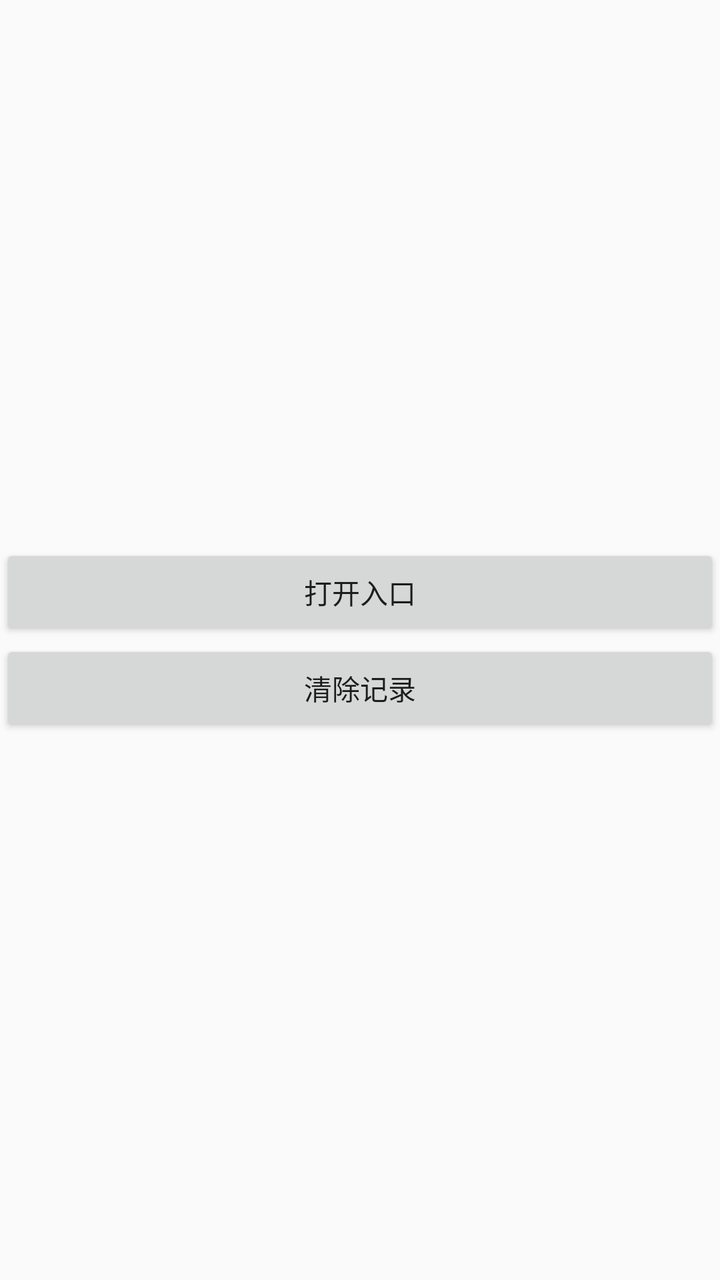
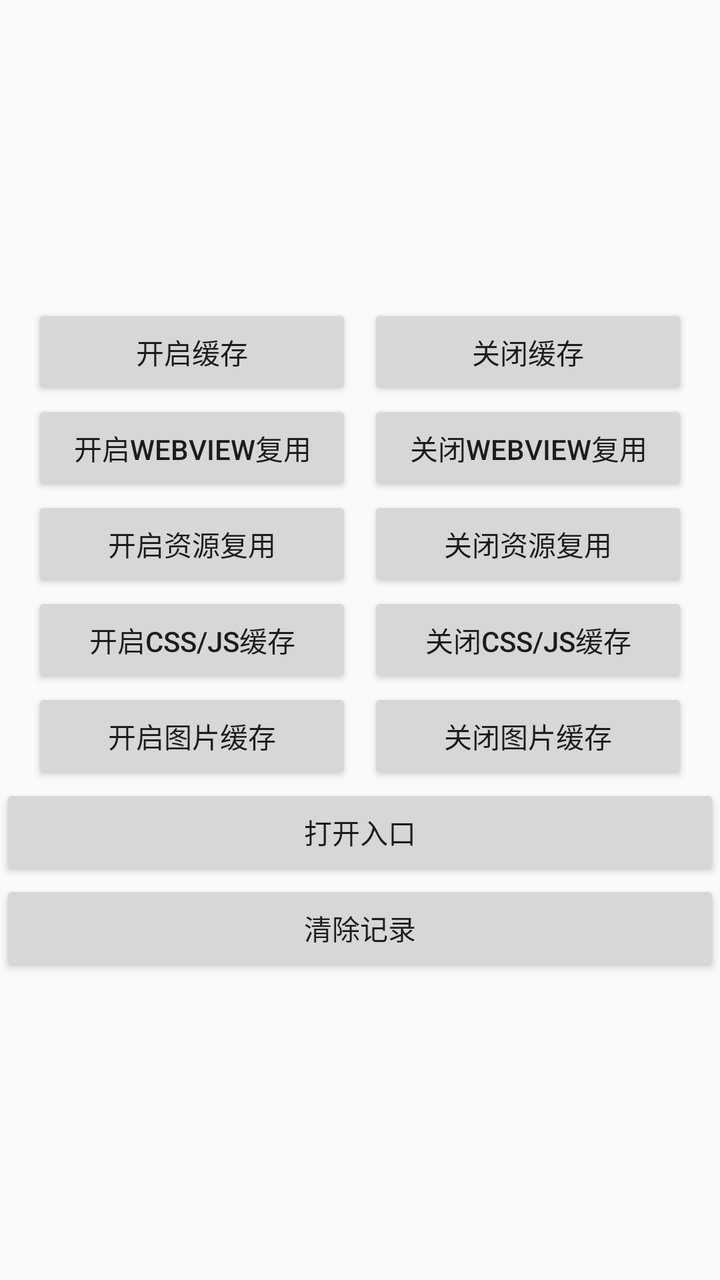

The first picture is an Android layout as it rendered before a commit; the second is the same layout after the commit. The layout source and the unified diff follow.
<!-- AndroidManifest.xml: application theme AppTheme -->
<!-- res/layout/activity_main.xml -->
<?xml version="1.0" encoding="utf-8"?>
<LinearLayout
    xmlns:android="http://schemas.android.com/apk/res/android"
    android:layout_width="match_parent"
    android:layout_height="match_parent"
    android:gravity="center"
    android:orientation="vertical">

    <Button
        android:id="@+id/button_open"
        android:layout_width="match_parent"
        android:layout_height="wrap_content"
        android:text="@string/open_page"/>


    <Button
        android:id="@+id/button_clear"
        android:layout_width="match_parent"
        android:layout_height="wrap_content"
        android:text="@string/clear"/>

</LinearLayout>
<!-- resources referenced by this layout -->
<resources>
  <string name="clear">清除记录</string>
  <string name="open_page">打开入口</string>
  <style name="AppTheme" parent="Theme.AppCompat.Light">
          <item name="colorPrimary">@color/colorPrimary</item>
          <item name="colorPrimaryDark">@color/colorPrimaryDark</item>
          <item name="colorAccent">@color/colorAccent</item>
          <item name="windowActionBar">false</item>
          <item name="windowNoTitle">true</item>
      </style>
  <color name="colorPrimary">#3F51B5</color>
  <color name="colorPrimaryDark">#303F9F</color>
  <color name="colorAccent">#FF4081</color>
</resources>

<!-- the commit's change to res/layout/activity_main.xml (unified diff, before → after) -->
@@ -5,6 +5,126 @@
     android:layout_height="match_parent"
     android:gravity="center"
     android:orientation="vertical">
+
+    <LinearLayout
+        android:layout_width="match_parent"
+        android:layout_height="wrap_content"
+        android:gravity="center_vertical"
+        android:orientation="horizontal"
+        android:paddingStart="16dp"
+        android:paddingEnd="16dp">
+
+        <Button
+            android:id="@+id/btn_enable_cache"
+            android:layout_width="0dp"
+            android:layout_height="wrap_content"
+            android:layout_weight="1"
+            android:text="开启缓存" />
+
+        <Button
+            android:id="@+id/btn_disable_cache"
+            android:layout_width="0dp"
+            android:layout_height="wrap_content"
+            android:layout_marginStart="8dp"
+            android:layout_weight="1"
+            android:text="关闭缓存" />
+    </LinearLayout>
+
+    <LinearLayout
+        android:layout_width="match_parent"
+        android:layout_height="wrap_content"
+        android:gravity="center_vertical"
+        android:orientation="horizontal"
+        android:paddingStart="16dp"
+        android:paddingEnd="16dp">
+
+        <Button
+            android:id="@+id/btn_enable_reuse_webview"
+            android:layout_width="0dp"
+            android:layout_height="wrap_content"
+            android:layout_weight="1"
+            android:text="开启WebView复用" />
+
+        <Button
+            android:id="@+id/btn_disable_reuse_webview"
+            android:layout_width="0dp"
+            android:layout_height="wrap_content"
+            android:layout_marginStart="8dp"
+            android:layout_weight="1"
+            android:text="关闭WebView复用" />
+    </LinearLayout>
+
+    <LinearLayout
+        android:layout_width="match_parent"
+        android:layout_height="wrap_content"
+        android:gravity="center_vertical"
+        android:orientation="horizontal"
+        android:paddingStart="16dp"
+        android:paddingEnd="16dp">
+
+        <Button
+            android:id="@+id/btn_enable_reuse_resource"
+            android:layout_width="0dp"
+            android:layout_height="wrap_content"
+            android:layout_weight="1"
+            android:text="开启资源复用" />
+
+        <Button
+            android:id="@+id/btn_disable_reuse_resource"
+            android:layout_width="0dp"
+            android:layout_height="wrap_content"
+            android:layout_marginStart="8dp"
+            android:layout_weight="1"
+            android:text="关闭资源复用" />
+    </LinearLayout>
+
+    <LinearLayout
+        android:layout_width="match_parent"
+        android:layout_height="wrap_content"
+        android:gravity="center_vertical"
+        android:orientation="horizontal"
+        android:paddingStart="16dp"
+        android:paddingEnd="16dp">
+
+        <Button
+            android:id="@+id/btn_enable_js_css_cache"
+            android:layout_width="0dp"
+            android:layout_height="wrap_content"
+            android:layout_weight="1"
+            android:text="开启CSS/JS缓存" />
+
+        <Button
+            android:id="@+id/btn_disable_js_css_cache"
+            android:layout_width="0dp"
+            android:layout_height="wrap_content"
+            android:layout_marginStart="8dp"
+            android:layout_weight="1"
+            android:text="关闭CSS/JS缓存" />
+    </LinearLayout>
+
+    <LinearLayout
+        android:layout_width="match_parent"
+        android:layout_height="wrap_content"
+        android:gravity="center_vertical"
+        android:orientation="horizontal"
+        android:paddingStart="16dp"
+        android:paddingEnd="16dp">
+
+        <Button
+            android:id="@+id/btn_enable_image_cache"
+            android:layout_width="0dp"
+            android:layout_height="wrap_content"
+            android:layout_weight="1"
+            android:text="开启图片缓存" />
+
+        <Button
+            android:id="@+id/btn_disable_image_cache"
+            android:layout_width="0dp"
+            android:layout_height="wrap_content"
+            android:layout_marginStart="8dp"
+            android:layout_weight="1"
+            android:text="关闭图片缓存" />
+    </LinearLayout>
 
     <Button
         android:id="@+id/button_open"
